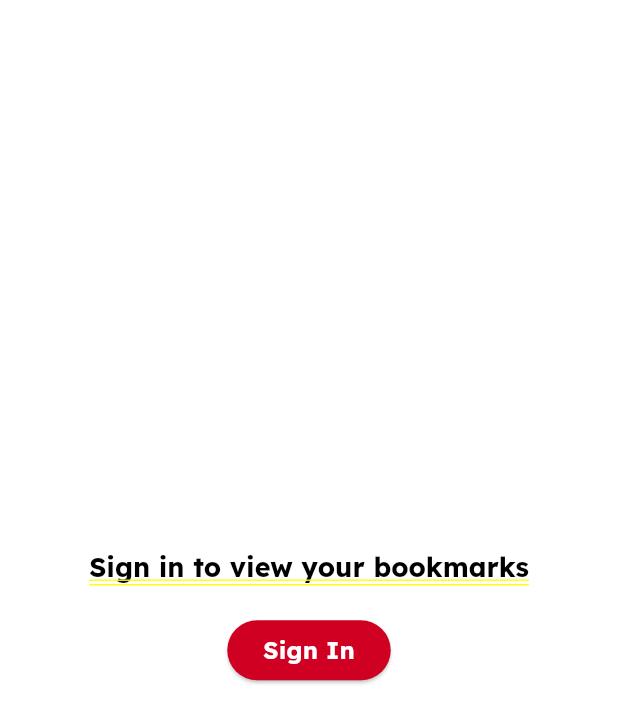
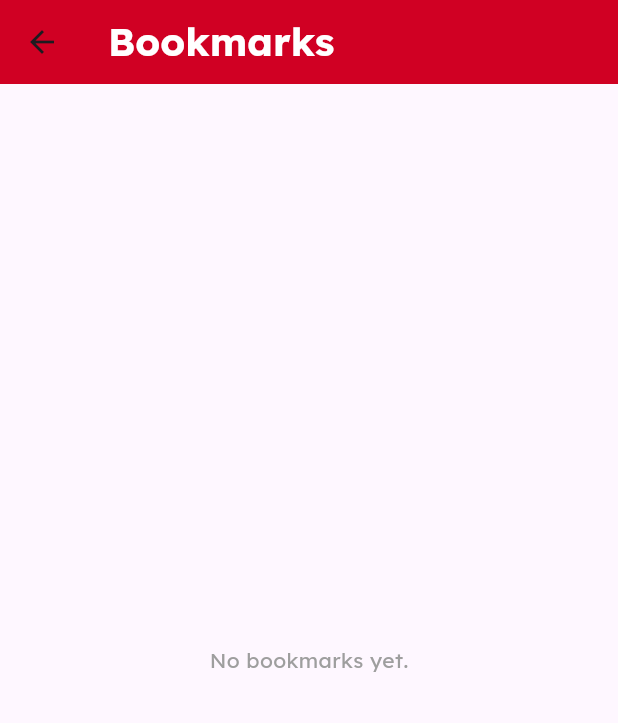
Before and after one commit to mahaamimran/rehaish_app, a Flutter app: the BookmarksScreen screen opened directly, on a phone screen of 412 x 824 dp. Shown: the top 723 px of the screen. Run offline on Flutter 3.47's test engine with Material 3 defaults, Android fonts, the phone set to English and light mode, and no system bars; our stand-ins replace flutter_secure_storage, shared_preferences; accounts and stored records are empty; network calls fail.

Commit message:
bookmarks reflect in UI

```diff
--- a/lib/providers/user_provider.dart
+++ b/lib/providers/user_provider.dart
@@ -1,36 +1,46 @@
 import 'package:flutter/material.dart';
 import '../api/user_api.dart';
-import '../models/user.dart';
 
 class UserProvider extends ChangeNotifier {
-  User? currentUser;
+  List<String> _bookmarkedDormIds = [];
 
-  // Method to add bookmark using UserApi
+  List<String> get bookmarkedDormIds => _bookmarkedDormIds;
+
+  UserProvider() {
+    _fetchBookmarks();
+  }
+
+  Future<void> _fetchBookmarks() async {
+    try {
+      final bookmarks = await UserApi.getBookmarks();
+      _bookmarkedDormIds = bookmarks.map((dorm) => dorm['_id'] as String).toList();
+      notifyListeners();
+    } catch (error) {
+      print("Error fetching bookmarks: $error");
+    }
+  }
+
   Future<void> addBookmark(String dormId) async {
     try {
       await UserApi.addBookmark(dormId);
-      currentUser?.bookmarks.add(dormId); // Update local state
-     print("Bookmark added");
+      _bookmarkedDormIds.add(dormId);
       notifyListeners();
     } catch (error) {
       print("Error adding bookmark: $error");
-      rethrow;
     }
   }
 
-  // Method to remove bookmark using UserApi
   Future<void> removeBookmark(String dormId) async {
     try {
       await UserApi.removeBookmark(dormId);
-      currentUser?.bookmarks.remove(dormId); // Update local state
+      _bookmarkedDormIds.remove(dormId);
       notifyListeners();
     } catch (error) {
       print("Error removing bookmark: $error");
-      rethrow;
     }
   }
 
   bool isBookmarked(String dormId) {
-    return currentUser?.bookmarks.contains(dormId) ?? false;
+    return _bookmarkedDormIds.contains(dormId);
   }
 }
--- a/lib/screens/bookmarks_screen.dart
+++ b/lib/screens/bookmarks_screen.dart
@@ -1,9 +1,8 @@
 import 'package:flutter/material.dart';
 import 'package:provider/provider.dart';
-import 'package:rehaish_app/providers/auth_provider.dart';
+import 'package:rehaish_app/providers/user_provider.dart';
 import 'package:rehaish_app/providers/dorm_provider.dart';
 import 'package:rehaish_app/widgets/dorm_card.dart';
-import 'package:rehaish_app/screens/login_screen.dart';
 import '../config/color_constants.dart';
 import '../config/text_styles.dart';
 
@@ -12,38 +11,10 @@ class BookmarksScreen extends StatelessWidget {
 
   @override
   Widget build(BuildContext context) {
-    final authProvider = Provider.of<AuthProvider>(context);
+    final userProvider = Provider.of<UserProvider>(context);
     final dormProvider = Provider.of<DormProvider>(context);
 
-    // Check if the user is logged in
-    if (!authProvider.isLoggedIn()) {
-      return Center(
-        child: Column(
-          mainAxisAlignment: MainAxisAlignment.center,
-          children: [
-            const Text(
-              'Sign in to view your bookmarks',
-              style: TextStyles.appTitle,
-            ),
-            const SizedBox(height: 20),
-            ElevatedButton(
-              onPressed: () {
-                Navigator.of(context).pushReplacement(
-                  MaterialPageRoute(builder: (context) => const LoginScreen()),
-                );
-              },
-              style: ElevatedButton.styleFrom(
-                backgroundColor: ColorConstants.primaryColor,
-              ),
-              child: const Text('Sign In', style: TextStyles.buttonText),
-            ),
-          ],
-        ),
-      );
-    }
-
-    // Get bookmarked dorms
-    final bookmarkedDorms = dormProvider.getDormsByIds(authProvider.currentUser!.bookmarks);
+    final bookmarkedDorms = dormProvider.getDormsByIds(userProvider.bookmarkedDormIds);
 
     return Scaffold(
       appBar: AppBar(
```
Also changed, not shown: lib/api/user_api.dart (+8 -6 lines), lib/screens/dorm_details_screen.dart (+30 -20 lines).
